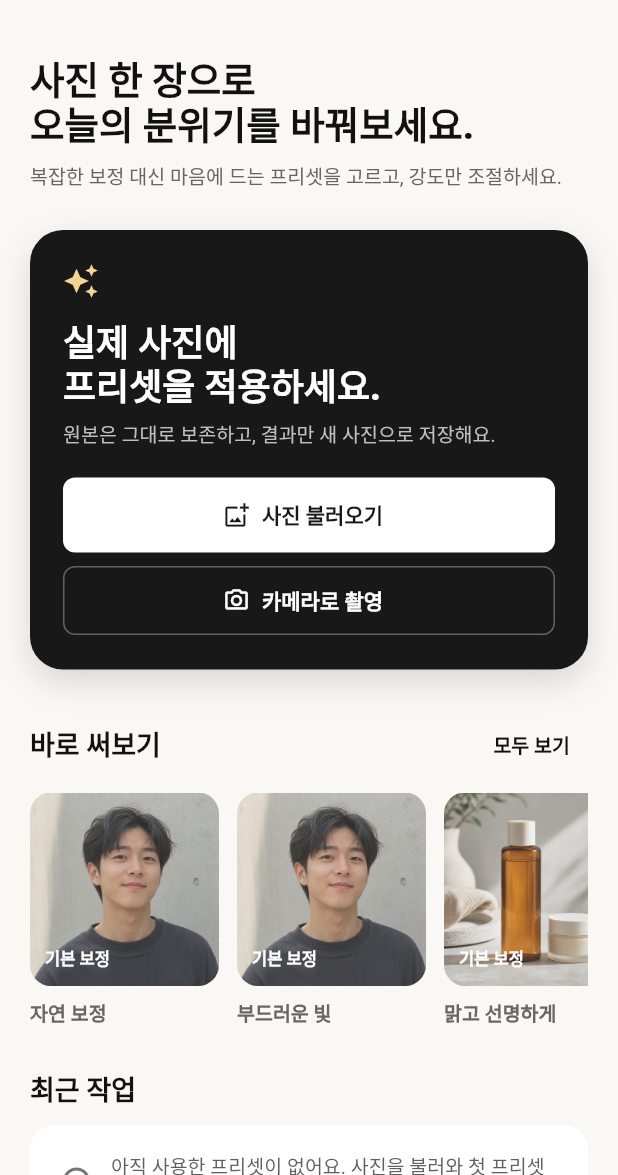
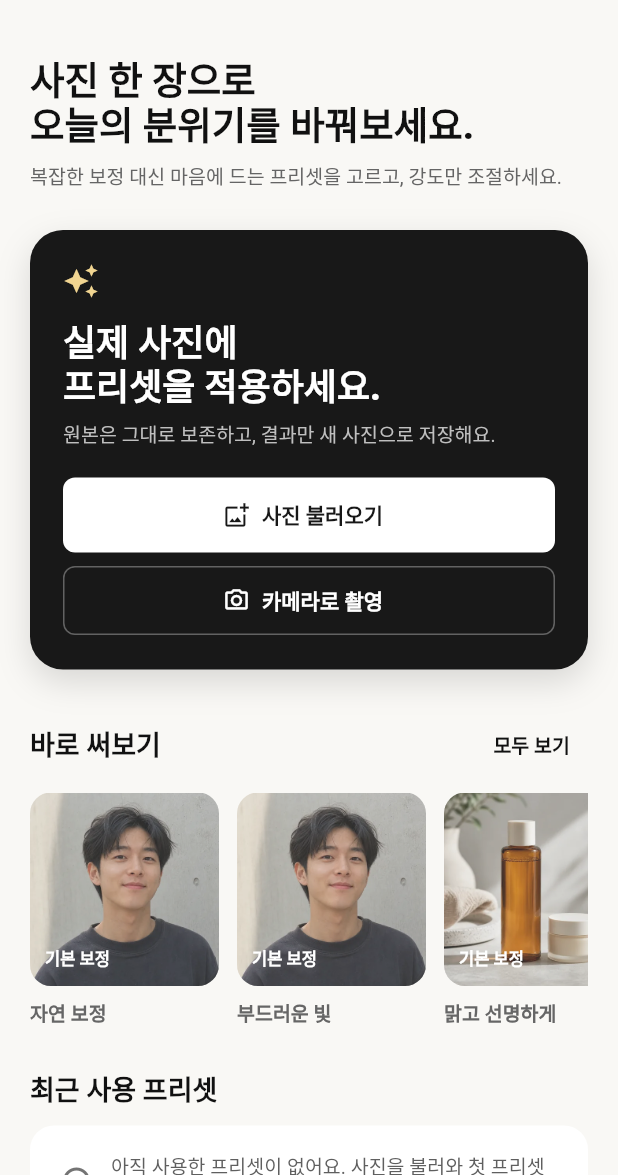
Before and after one commit to jungsu-lab/photograpthapp, a Flutter app: the HomeScreen screen opened directly, on a phone screen of 412 x 824 dp, the part 61-1236 px from its top. Run offline on Flutter 3.47's test engine with Material 3 defaults, Android fonts, the phone set to English and light mode, and no system bars; our stand-ins replace camera, image_picker, sensors_plus, share_plus, shared_preferences; missing offline and left inert: app_settings, gal; accounts and stored records are empty; Roboto replaces fonts that are missing (KimjungchulMyungjo).

Commit message:
fix: label recent preset history accurately

```diff
--- a/lib/features/home/home_screen.dart
+++ b/lib/features/home/home_screen.dart
@@ -178,7 +178,7 @@ class _HomeScreenState extends State<HomeScreen> {
             ),
           ),
           const SizedBox(height: 30),
-          const _SectionHeader(title: '최근 작업'),
+          const _SectionHeader(title: '최근 사용 프리셋'),
           const SizedBox(height: 12),
           _RecentPresetPanel(
             presets: _recentPresets,
```
Also changed, not shown: 1 other file.
